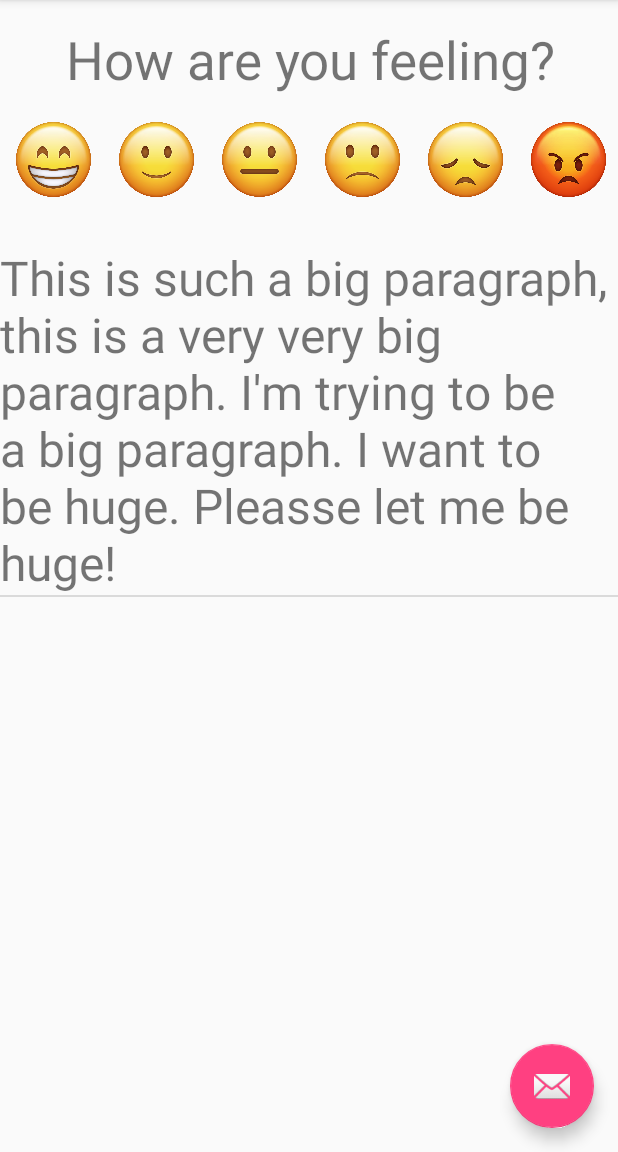
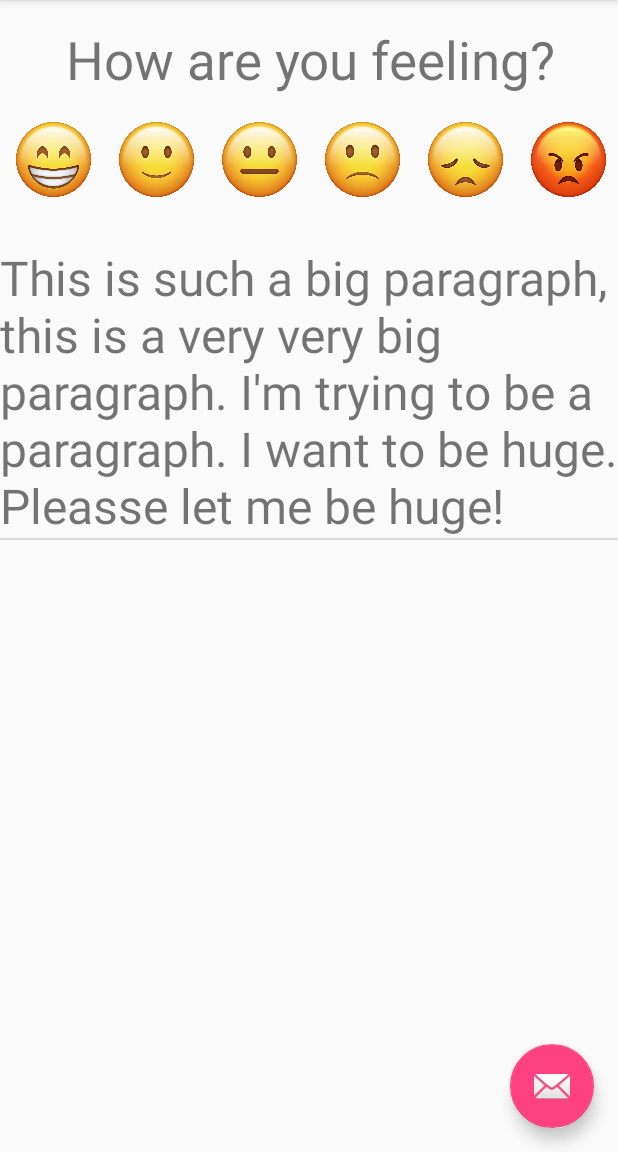
Before and after one commit to bannavarapu/FeelGood, an Android app: the screen it shows after launch (MainActivity), on a phone screen of 412 x 824 dp, the part 84-1236 px from its top. Run offline under Robolectric (Android 15) with nearby library versions, the light colour scheme and no system bars; our stand-ins replace Firebase (no records; nobody signed in at launch, a user with empty details on screens opened directly); libraries missing offline, so code that uses them is left out: com.firebase.ui; 1 statement that could not run was skipped.

Commit message:
Changed the Dashboard. Need to modify onBindViewHolder

```diff
--- a/app/src/main/java/com/example/anudeepthi/feelgood/FactsAdapter.java
+++ b/app/src/main/java/com/example/anudeepthi/feelgood/FactsAdapter.java
@@ -36,7 +36,7 @@ public class FactsAdapter extends RecyclerView.Adapter<FactsAdapter.FactsViewHol
     @Override
     public void onBindViewHolder(@NonNull FactsAdapter.FactsViewHolder holder, int position) {
 
-        String fact = "This is such a big paragraph, this is a very very big paragraph. I'm trying to be a big paragraph. I want to be huge. Pleasse let me be huge!";
+        String fact = "This is such a big paragraph, this is a very very big paragraph. I'm trying to be a paragraph. I want to be huge. Pleasse let me be huge!";
 
         holder.fact.setText(fact);
     }
```
